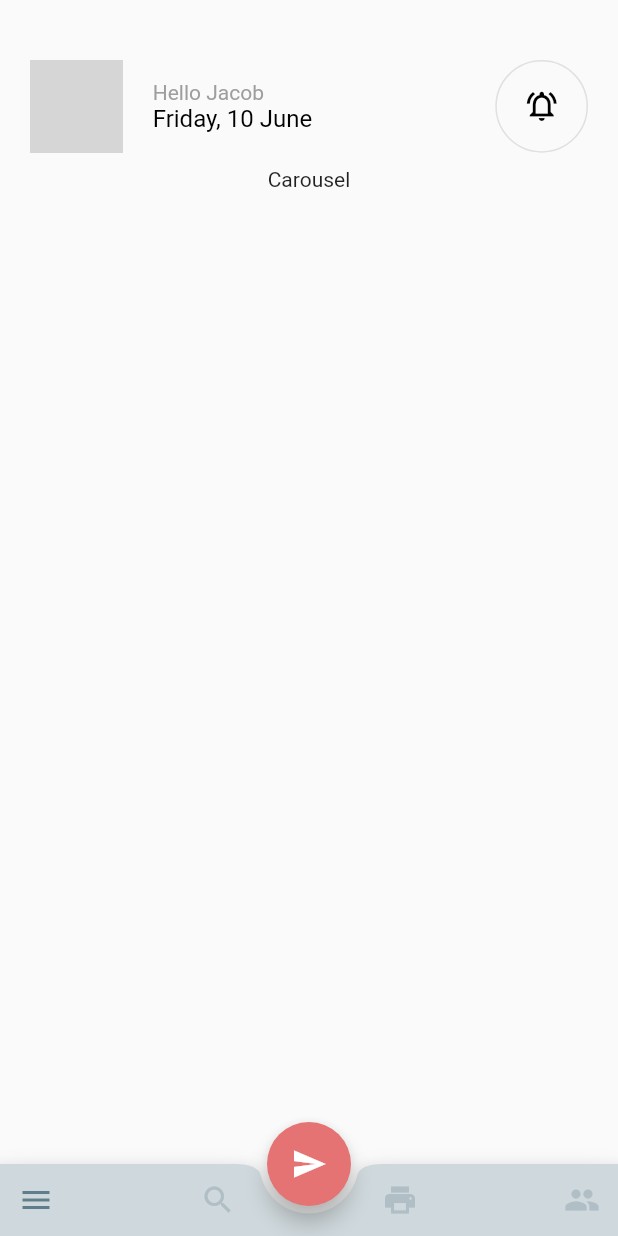
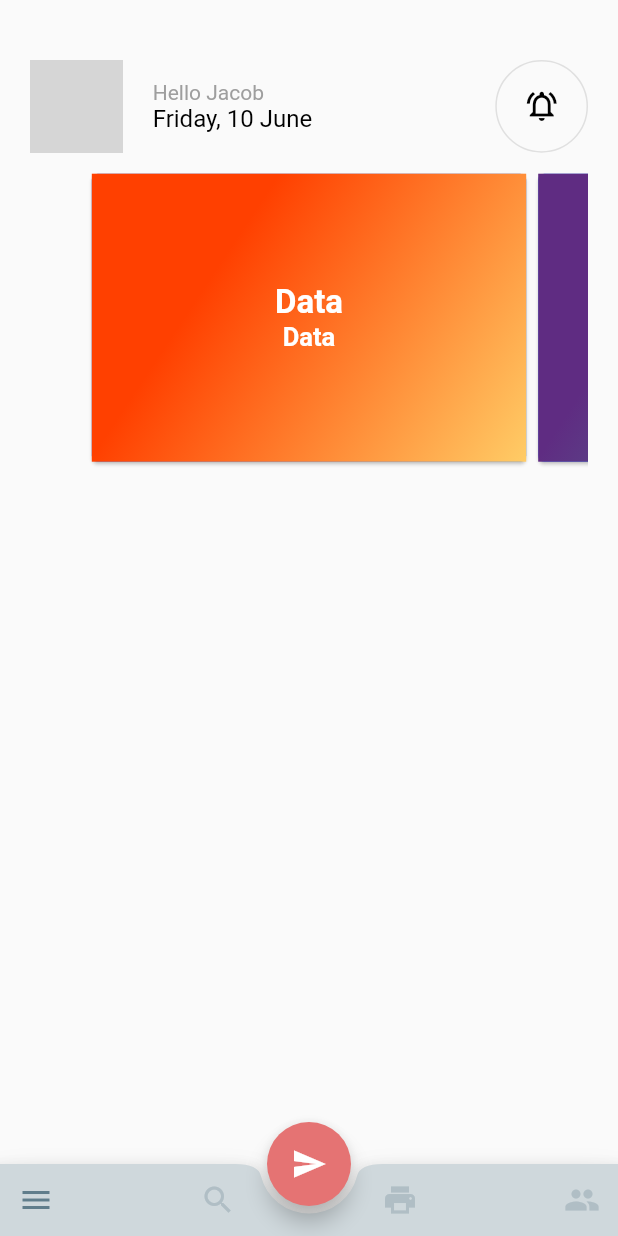
Before and after one commit to SilentCruzer/flutter_ui_collection, a Flutter app: the screen it shows after launch, on a phone screen of 412 x 824 dp. Run offline on Flutter 3.47's test engine with Material 2 defaults, Android fonts, the phone set to English and light mode, and no system bars; drawn by our look-alikes of carousel_slider; network calls fail; grey boxes are pictures that could not be loaded.

Commit message:
Implements basic carousel in home

```diff
--- a/fitness_ui/lib/MainPages/components/Home/HomeSlide.dart
+++ b/fitness_ui/lib/MainPages/components/Home/HomeSlide.dart
@@ -1,4 +1,6 @@
+import 'package:carousel_slider/carousel_slider.dart';
 import 'package:flutter/cupertino.dart';
+import 'package:flutter/material.dart';
 
 class HomeSlide extends StatefulWidget {
   const HomeSlide({Key? key}) : super(key: key);
@@ -10,8 +12,129 @@ class HomeSlide extends StatefulWidget {
 class _HomeSlideState extends State<HomeSlide> {
   @override
   Widget build(BuildContext context) {
+    int _currentIndex=0;
+    List cardList=[
+      Item1(),
+      Item2(),
+    ];
+
+    List<T> map<T>(List list, Function handler) {
+      List<T> result = [];
+      for (var i = 0; i < list.length; i++) {
+        result.add(handler(i, list[i]));
+      }
+      return result;
+    }
+
+
+    return CarouselSlider(
+      options: CarouselOptions(
+        height: 200.0,
+        autoPlay: false,
+        initialPage: 0,
+        enableInfiniteScroll: false,
+        autoPlayInterval: Duration(seconds: 3),
+        autoPlayAnimationDuration: Duration(milliseconds: 800),
+        autoPlayCurve: Curves.fastOutSlowIn,
+        pauseAutoPlayOnTouch: true,
+        aspectRatio: 2.0,
+        onPageChanged: (index, reason) {
+          setState(() {
+            _currentIndex = index;
+          });
+        },
+      ),
+      items: cardList.map((card){
+        return Builder(
+            builder:(BuildContext context){
+              return Container(
+                height: MediaQuery.of(context).size.height*0.30,
+                width: MediaQuery.of(context).size.width,
+                child: Card(
+                  color: Colors.blueAccent,
+                  child: card,
+                ),
+              );
+            }
+        );
+      }).toList(),
+    );
+  }
+
+}
+
+class Item1 extends StatelessWidget {
+  const Item1({Key? key}) : super(key: key);
+  @override
+  Widget build(BuildContext context) {
     return Container(
-      child: Text("Carousel"),
+      decoration: BoxDecoration(
+        gradient: LinearGradient(
+            begin: Alignment.topLeft,
+            end: Alignment.bottomRight,
+            stops: [0.3, 1],
+            colors: [Color(0xffff4000),Color(0xffffcc66),]
+        ),
+      ),
+      child: Column(
+        mainAxisAlignment: MainAxisAlignment.center,
+        children: <Widget>[
+          Text(
+              "Data",
+              style: TextStyle(
+                  color: Colors.white,
+                  fontSize: 22.0,
+                  fontWeight: FontWeight.bold
+              )
+          ),
+          Text(
+              "Data",
+              style: TextStyle(
+                  color: Colors.white,
+                  fontSize: 17.0,
+                  fontWeight: FontWeight.w600
+              )
+          ),
+        ],
+      ),
     );
   }
 }
+
+class Item2 extends StatelessWidget {
+  const Item2({Key? key}) : super(key: key);
+  @override
+  Widget build(BuildContext context) {
+    return Container(
+      decoration: BoxDecoration(
+        gradient: LinearGradient(
+            begin: Alignment.topLeft,
+            end: Alignment.bottomRight,
+            stops: [0.3, 1],
+            colors: [Color(0xff5f2c82), Color(0xff49a09d)]
+        ),
+      ),
+      child: Column(
+        mainAxisAlignment: MainAxisAlignment.center,
+        children: <Widget>[
+          Text(
+              "Data",
+              style: TextStyle(
+                  color: Colors.white,
+                  fontSize: 22.0,
+                  fontWeight: FontWeight.bold
+              )
+          ),
+          Text(
+              "Data",
+              style: TextStyle(
+                  color: Colors.white,
+                  fontSize: 17.0,
+                  fontWeight: FontWeight.w600
+              )
+          ),
+        ],
+      ),
+    );
+  }
+}
--- a/fitness_ui/pubspec.yaml
+++ b/fitness_ui/pubspec.yaml
@@ -36,6 +36,7 @@ dependencies:
   # The following adds the Cupertino Icons font to your application.
   # Use with the CupertinoIcons class for iOS style icons.
   cupertino_icons: ^1.0.2
+  carousel_slider: ^4.2.1
 
 dev_dependencies:
   flutter_test:
```
Also changed, not shown: fitness_ui/pubspec.lock.
